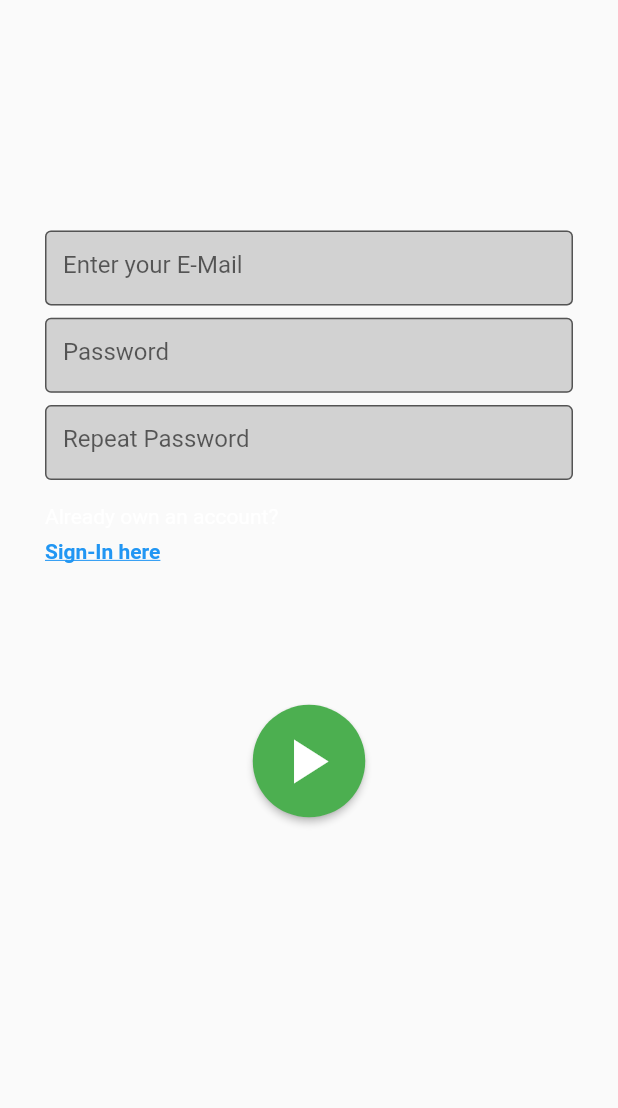
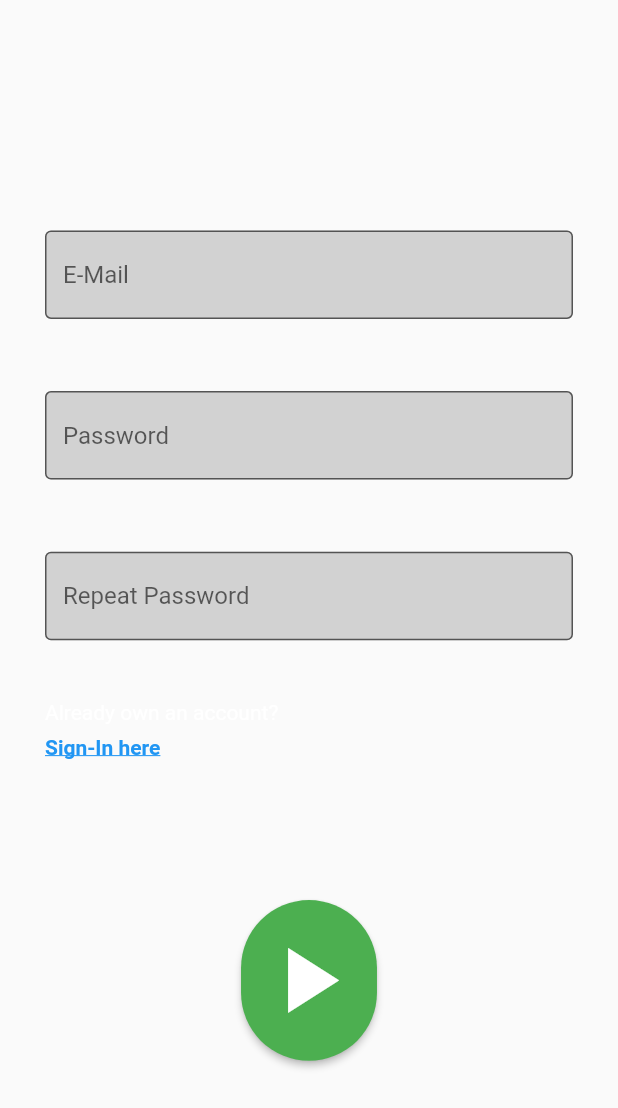
Before and after one commit to Fridgify/Fridgify_Frontend, a Flutter app: the RegisterForm widget shown alone on an empty page, opened directly, on a phone screen of 412 x 824 dp. Shown: the top 1108 px of the screen. Run offline on Flutter 3.47's test engine with Material 2 defaults, Android fonts, the light colour scheme and no system bars; our stand-ins replace flutter_cache_manager.

Commit message:
worked on functionalities

```diff
--- a/fridgify/lib/screens/register.dart
+++ b/fridgify/lib/screens/register.dart
@@ -29,11 +29,12 @@ class RegisterFormState extends State<RegisterForm> {
   final _formKey = GlobalKey<FormState>();
   final FocusNode _firstInputFocusNode = new FocusNode();
   final FocusNode _secondInputFocusNode = new FocusNode();
+  var mail = "";
+  var password = "";
 
   @override
   Widget build(BuildContext context) {
     final Size _size = MediaQuery.of(context).size;
-    Auth _auth = Auth();
     // Build a Form widget using the _formKey created above.
     return Container(
         padding: EdgeInsets.fromLTRB(30, 30, 30, 0),
@@ -47,13 +48,13 @@ class RegisterFormState extends State<RegisterForm> {
                   padding: EdgeInsets.fromLTRB(0, _size.height*0.15, 0, 0)
               ),
               SizedBox(
-                height: 50,
+                height: _size.height * 0.12,
                 child:
                 TextFormField(
                   onEditingComplete: () => FocusScope.of(context).requestFocus(_firstInputFocusNode),
-                onFieldSubmitted: (text) => _auth.mail = text,
+                  onFieldSubmitted: (text) => mail = text,
                   decoration: InputDecoration(
-                    hintText: 'Enter your E-Mail',
+                      hintText: 'E-Mail',
                       filled: true,
                       border: OutlineInputBorder(),
                       fillColor: Color.fromARGB(255, 210, 210, 210)
@@ -69,10 +70,10 @@ class RegisterFormState extends State<RegisterForm> {
                 padding: EdgeInsets.fromLTRB(0, _size.height*.01, 0, 0),
               ),
               SizedBox(
-                height: 50,
+                height: _size.height * 0.12,
                 child: TextFormField(
                   onEditingComplete: () => FocusScope.of(context).requestFocus(_secondInputFocusNode),
-                  onFieldSubmitted: (text) => _auth.password = text,
+                  onFieldSubmitted: (text) => password = text,
                   decoration: InputDecoration(
                       hintText: 'Password',
                       filled: true,
@@ -94,9 +95,8 @@ class RegisterFormState extends State<RegisterForm> {
                 padding: EdgeInsets.fromLTRB(0, _size.height*.01, 0, 0),
               ),
               SizedBox(
-                height: 50,
+                height: _size.height * 0.12,
                 child: TextFormField(
-                  onFieldSubmitted: (text) { if(_auth.register()) Navigator.pushReplacement(context, MaterialPageRoute(builder: (context) => Overview())); },
                   decoration: InputDecoration(
                       hintText: 'Repeat Password',
                       filled: true,
@@ -107,7 +107,7 @@ class RegisterFormState extends State<RegisterForm> {
                     if (value.isEmpty) {
                       return 'Please repeat the password';
                     }
-                    else if (value != _auth.password) {
+                    else if (value != password) {
                       return 'Passwords do not match';
                     }
                     return null;
@@ -120,7 +120,6 @@ class RegisterFormState extends State<RegisterForm> {
                 ),
               ),
               Container(
-                padding: EdgeInsets.fromLTRB(0, _size.height*.02, 0, 0),
                 child: RichText(
                     text: TextSpan(children: <TextSpan>[
                       TextSpan(
@@ -149,23 +148,26 @@ class RegisterFormState extends State<RegisterForm> {
                 padding: EdgeInsets.fromLTRB(0, _size.height * 0.105, 0, 0),
                 child: Center(
                   child: SizedBox(
-                    width: 75,
-                    height: 75,
+                    width: _size.width * 0.22,
+                    height: _size.height * 0.13,
                     child: RaisedButton(
                       onPressed: () {
                         // Validate returns true if the form is valid, or false
-                        if(_auth.register()) Navigator.pushReplacement(context, MaterialPageRoute(builder: (context) => Overview()));
+                        if (_formKey.currentState.validate()) {
+                          Auth auth = new Auth(mail, password);
+                          if(auth.register()) Navigator.pushReplacement(context, MaterialPageRoute(builder: (context) => Overview()));
+                          }
                       },
                       color: Colors.green,
                       key: new Key("register_btn"),
                       child: Icon(
                         Icons.play_arrow,
-                        size: 50,
+                        size: _size.height * 0.09,
                         color: Colors.white,
                       ),
                       padding: EdgeInsets.fromLTRB(0, 0, _size.width*0.008, 0),
                       shape: RoundedRectangleBorder(
-                          borderRadius: new BorderRadius.circular(75)),
+                          borderRadius: new BorderRadius.circular(_size.height * 0.13)),
                     ),
                   ),
                 ),
@@ -184,10 +186,12 @@ class RegisterFormState extends State<RegisterForm> {
                             } else {
                               throw 'Could not launch $url';
                             }
-                          },                          style: TextStyle(
+                          },
+                          style: TextStyle(
                               fontWeight: FontWeight.bold,
                               color: Colors.white,
-                              decoration: TextDecoration.underline)),
+                              decoration: TextDecoration.underline)
+                      ),
                       TextSpan(
                           text: ' | ',
                           style: TextStyle(
```
Also changed, not shown: fridgify/lib/auth/auth.dart (+4 -5 lines), fridgify/lib/screens/login.dart (+17 -14 lines). Lines whose indentation alone changed are shown as unchanged.
